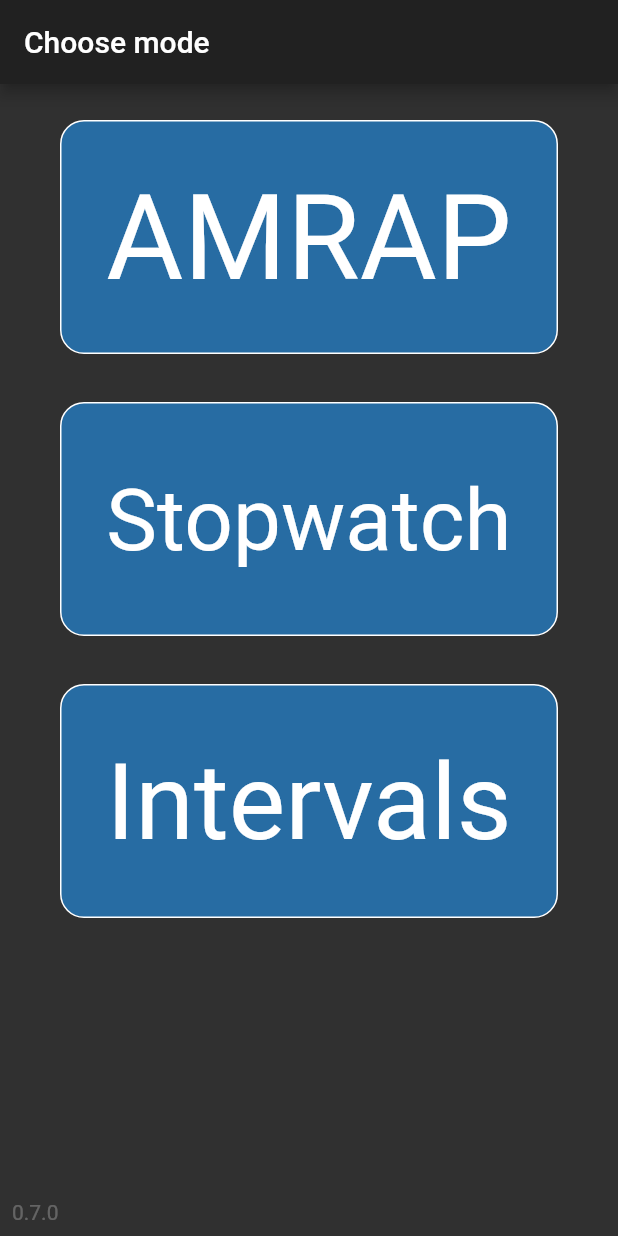
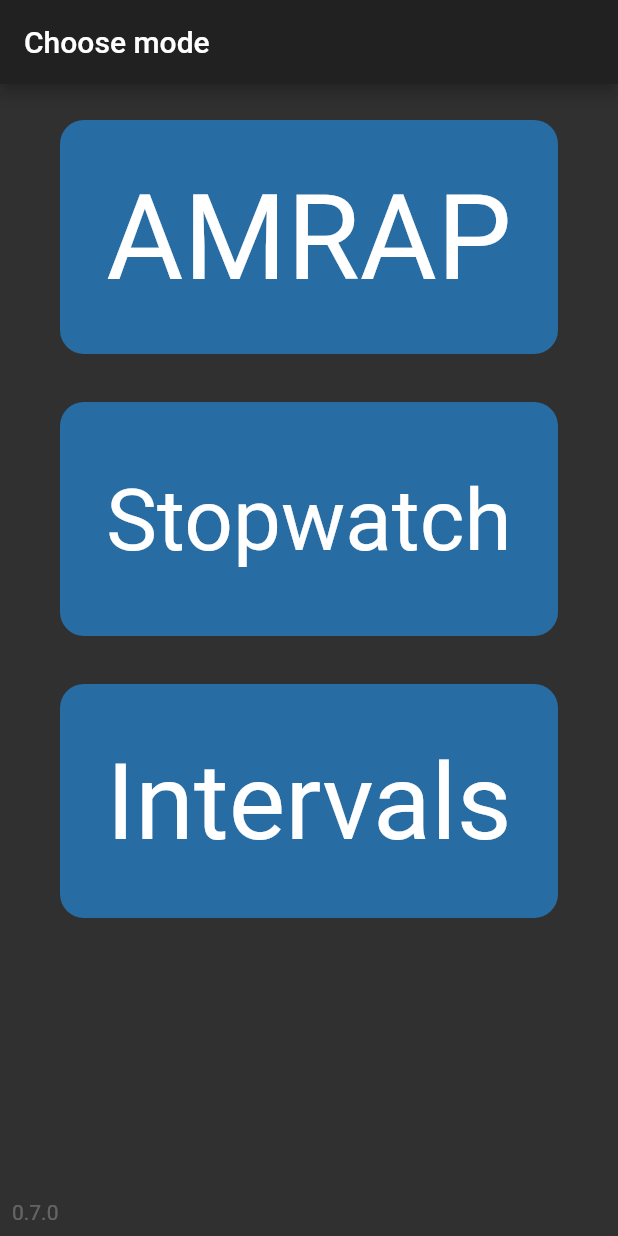
Before and after one commit to wujek-srujek/time_it, a Flutter app: the screen it shows after launch, on a phone screen of 412 x 824 dp. Run offline on Flutter 3.47's test engine with Material 2 defaults, Android fonts, the phone set to English and light mode, and no system bars; our stand-ins replace audioplayers, firebase_core, firebase_crashlytics, flutter_riverpod, package_info_plus, riverpod and 1 more; accounts and stored records are empty.

Commit message:
Remove borders from all widgets
This somehow looks simpler, flatter and more polished.

```diff
--- a/lib/ui/widget/common/filled_box.dart
+++ b/lib/ui/widget/common/filled_box.dart
@@ -44,9 +44,6 @@ class FilledBox extends StatelessWidget {
             bottomLeft: roundedCorners[Corner.bottomLeft],
             bottomRight: roundedCorners[Corner.bottomRight],
           ),
-          border: Border.all(
-            color: textStyle(context).color!,
-          ),
           color: color,
         ),
       ),
```
